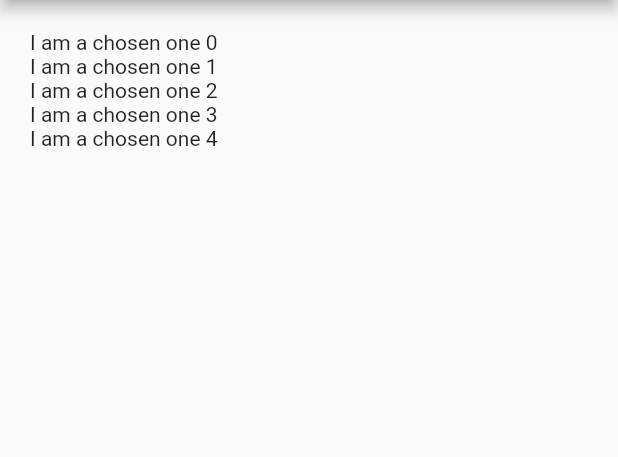
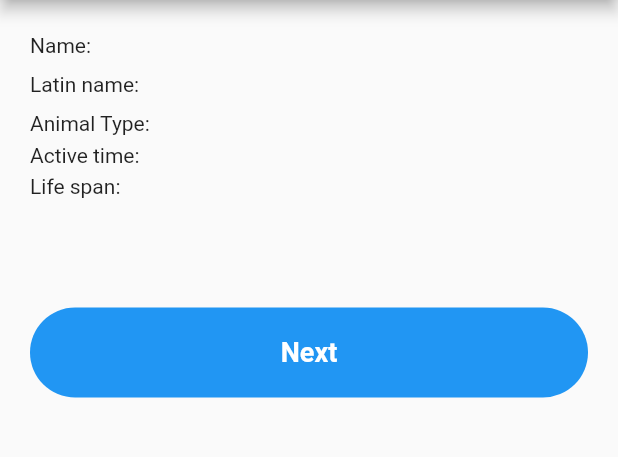
Before and after one commit to XROLE/zooan, a Flutter app: the screen it shows after launch, on a phone screen of 412 x 824 dp, the part 84-541 px from its top. Run offline on Flutter 3.47's test engine with Material 2 defaults, Android fonts, the phone set to English and light mode, and no system bars; our stand-ins replace dio, get_it; network calls fail.

Commit message:
update home page with the gotten data

```diff
--- a/lib/data/remote/zoo_animals/zoo_animal_service_impl.dart
+++ b/lib/data/remote/zoo_animals/zoo_animal_service_impl.dart
@@ -1,3 +1,4 @@
+import 'package:dio/dio.dart';
 import 'package:zooan/app/core/client/http_client.dart';
 import 'package:zooan/app/core/endpoints/endpoints.dart';
 import 'package:zooan/data/remote/zoo_animals/zoo_animal_service.dart';
@@ -11,9 +12,9 @@ class ZooAnimalServiceImpl implements ZooAnimalService {
     try {
       String url = Endpoints.getOneRandomZooAnimal();
 
-      var res = await httpClient.get(url);
-      print('Hi this is the $res');
-      return ZooAnimalModel();
+      Response res = await httpClient.get(url);
+      print(res);
+      return ZooAnimalModel.fromJson(res.data);
     } catch (e) {
       print('An Error occured: $e');
     }
--- a/lib/presentation/home/home.dart
+++ b/lib/presentation/home/home.dart
@@ -13,28 +13,119 @@ class HomePage extends StatefulWidget {
 
 class _HomePageState extends State<HomePage> {
   @override
-  void initState() {
-    // TODO: implement initState
-    WidgetsBinding.instance.addPostFrameCallback((timeStamp) {
-
-    });
-    super.initState();
-  }
-
-  @override
   Widget build(BuildContext context) {
     return BaseView<HomeViewModel>(
       model: HomeViewModel(sl<ZooAnimalService>()),
-      onModelReady: (model) => model.init(),
+      onModelReady: (model) => model.getAnimal(),
       builder: (context, model, _) => Scaffold(
         appBar: AppBar(
           title: Text('Zooan'),
         ),
         body: Container(
             padding: EdgeInsets.all(20),
-            child: Column(
-              children: List.generate(5, (i) => Text('I am a chosen one $i')),
-            )),
+            child: Column(children: [
+              Row(
+                children: [
+                  Text(
+                    'Name:',
+                  ),
+                  SizedBox(width: 5),
+                  Text(
+                    model.animal?.name ?? '',
+                    style: TextStyle(fontWeight: FontWeight.bold, fontSize: 18),
+                  ),
+                ],
+              ),
+              SizedBox(height: 5),
+              Row(
+                children: [
+                  Text(
+                    'Latin name:',
+                  ),
+                  SizedBox(width: 5),
+                  Text(
+                    model.animal?.latinName ?? '',
+                    style: TextStyle(fontWeight: FontWeight.bold, fontSize: 18),
+                  ),
+                ],
+              ),
+               SizedBox(height: 5),
+              Row(
+                children: [
+                  Text(
+                    'Animal Type:',
+                  ),
+                  SizedBox(width: 5),
+                  Text(
+                    model.animal?.animalType ?? '',
+                    style: TextStyle(fontWeight: FontWeight.bold, fontSize: 18),
+                  ),
+                ],
+              ),
+              Row(
+                children: [
+                  Text(
+                    'Active time:',
+                  ),
+                  SizedBox(width: 5),
+                  Text(
+                    model.animal?.activeTime ?? '',
+                    style: TextStyle(fontWeight: FontWeight.bold, fontSize: 18),
+                  ),
+                ],
+              ),
+              Row(
+                children: [
+                  Text(
+                    'Life span:',
+                  ),
+                  SizedBox(width: 5),
+                  Text(
+                    model.animal?.lifespan ?? '',
+                    style: TextStyle(fontWeight: FontWeight.bold, fontSize: 18),
+                  ),
+                ],
+              ),
+              SizedBox(height: 20),
+              model.animal?.imageLink != null
+                  ? Container(
+                      height: 300,
+                      color: Colors.amberAccent,
+                      child: Image.network(
+                        model.animal?.imageLink,
+                      ),
+                    )
+                  : SizedBox(),
+
+              SizedBox(height: 50),
+              InkWell(
+                onTap: model.isLoading
+                    ? () {}
+                    : () {
+                        model.getAnimal();
+                      },
+                child: Container(
+                  height: 60,
+                  padding: EdgeInsets.symmetric(horizontal: 20),
+                  alignment: Alignment.center,
+                  width: double.infinity,
+                  decoration: BoxDecoration(
+                  color: model.isLoading ? Colors.grey:  Colors.blue,
+borderRadius: BorderRadius.circular(50)
+                  ),
+                  child: model.isLoading
+                  ? CircularProgressIndicator(
+                    color: Colors.white,
+
+                  )
+                  :Text(
+                    'Next',
+                    style:
+                        TextStyle(color: Colors.white, fontWeight: FontWeight.bold, fontSize: 18),
+                  ),
+                ),
+              )
+            ])),
       ),
     );
   }
--- a/lib/presentation/home/home_view_model.dart
+++ b/lib/presentation/home/home_view_model.dart
@@ -1,11 +1,30 @@
 import 'package:zooan/data/remote/zoo_animals/zoo_animal_service.dart';
+import 'package:zooan/domain/models/zoo_animal_model.dart';
 import 'package:zooan/presentation/base/base_view_model.dart';
 
 class HomeViewModel extends BaseViewModel {
   final ZooAnimalService zooAnimalService;
   HomeViewModel(this.zooAnimalService);
+  ZooAnimalModel _animal;
 
-  void init() {
-    zooAnimalService.getOneRandomZooAnimal();
+  ZooAnimalModel get animal => _animal;
+  set animal(ZooAnimalModel val) {
+    _animal = val;
+
+    notifyListeners();
+  }
+
+  bool _isLoading = false;
+  bool get isLoading => _isLoading;
+  set isLoading(bool val) {
+    _isLoading = val;
+
+    notifyListeners();
+  }
+
+  void getAnimal() async {
+    isLoading = true;
+    animal = await zooAnimalService.getOneRandomZooAnimal();
+    isLoading = false;
   }
 }
```
